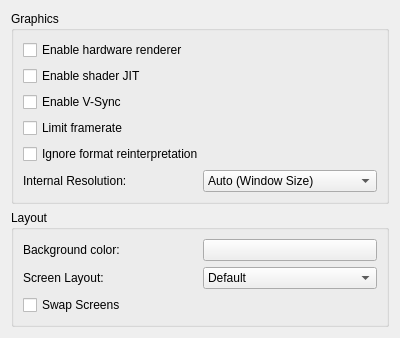
Above: src/citra_qt/configuration/configure_graphics.ui from taken2009/citra9 before the change. Below: the same form after it.
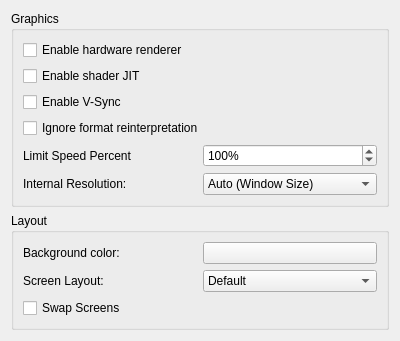
That is the form after the change.

Commit message: PR 3353 citra-qt: Add customizable speed limit target

Patch:
```diff
--- a/src/citra_qt/configuration/configure_graphics.ui
+++ b/src/citra_qt/configuration/configure_graphics.ui
@@ -43,13 +43,6 @@
           </property>
          </widget>
         </item>
-        <item>
-         <widget class="QCheckBox" name="toggle_framelimit">
-          <property name="text">
-           <string>Limit framerate</string>
-          </property>
-         </widget>
-        </item>
         <item>
          <widget class="QCheckBox" name="toggle_bos">
           <property name="text">
@@ -57,6 +50,30 @@
           </property>
          </widget>
         </item>
+        <item>
+         <layout class="QHBoxLayout" name="horizontalLayout_2">
+          <item>
+           <widget class="QLabel" name="label_2">
+            <property name="text">
+             <string>Limit Speed Percent</string>
+            </property>
+           </widget>
+          </item>
+          <item>
+           <widget class="QSpinBox" name="frame_limit">
+            <property name="suffix">
+             <string>%</string>
+            </property>
+            <property name="maximum">
+             <number>9999</number>
+            </property>
+            <property name="value">
+             <number>100</number>
+            </property>
+           </widget>
+          </item>
+         </layout>
+        </item>
         <item>
           <layout class="QHBoxLayout" name="horizontalLayout">
             <item>
```
Left out of the diff: 10 changed lines with no effect on the pictures. Lines whose indentation alone changed are shown as unchanged. The commit also changes 11 other files.
